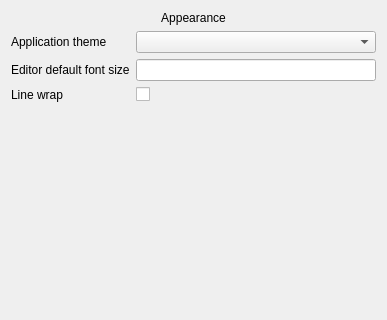
Old version of the form src/settingsPages/stylesettingspage.ui in the repository N1vn0vem8er/8080ide; both pictures show x 0 to 387 and y 0 to 320 of the 387 by 586 pixel window.
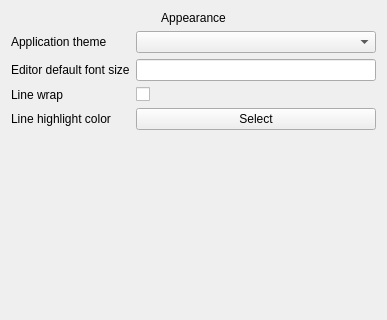
New version of the form.

Commit message: Added setting to change color of highlighted line

Diff of the .ui file:
```diff
--- a/src/settingsPages/stylesettingspage.ui
+++ b/src/settingsPages/stylesettingspage.ui
@@ -64,6 +64,20 @@
        </property>
       </widget>
      </item>
+     <item row="3" column="0">
+      <widget class="QLabel" name="label_5">
+       <property name="text">
+        <string>Line highlight color</string>
+       </property>
+      </widget>
+     </item>
+     <item row="3" column="1">
+      <widget class="QPushButton" name="selectLineHighlightColorButton">
+       <property name="text">
+        <string>Select</string>
+       </property>
+      </widget>
+     </item>
     </layout>
    </item>
    <item>
```
The commit also changes 4 other files.
